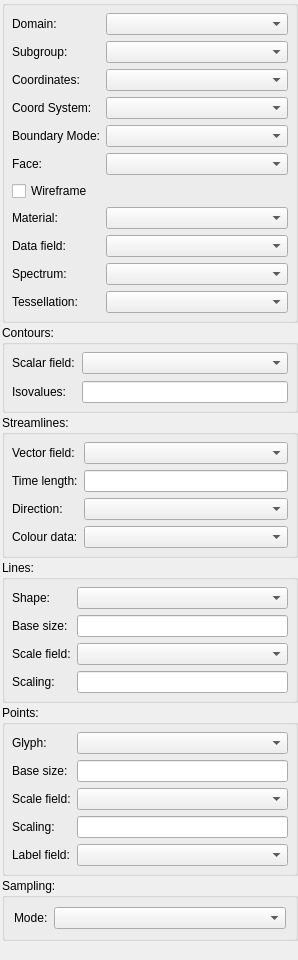
The window that res/designer/graphicseditorwidget.ui (hsorby/cmlibs.widgets) describes before a commit, drawn with Qt 5.
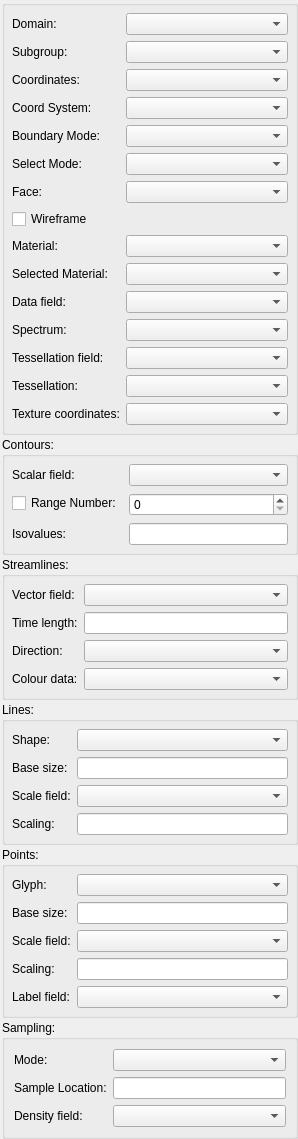
The same window after the commit. Custom widgets are drawn as their Qt base class.

Commit message: Update graphic editor widget

The edit to the form file:
```diff
--- a/res/designer/graphicseditorwidget.ui
+++ b/res/designer/graphicseditorwidget.ui
@@ -10,7 +10,7 @@
     <x>0</x>
     <y>0</y>
     <width>298</width>
-    <height>960</height>
+    <height>1010</height>
    </rect>
   </property>
   <property name="sizePolicy">
@@ -111,14 +111,14 @@
       <item row="6" column="1">
        <widget class="EnumerationChooserWidget" name="boundarymode_chooser"/>
       </item>
-      <item row="7" column="0">
+      <item row="8" column="0">
        <widget class="QLabel" name="face_label">
         <property name="text">
          <string>Face:</string>
         </property>
        </widget>
       </item>
-      <item row="7" column="1">
+      <item row="8" column="1">
        <widget class="EnumerationChooserWidget" name="face_enumeration_chooser">
         <property name="sizePolicy">
          <sizepolicy hsizetype="Preferred" vsizetype="Preferred">
@@ -128,28 +128,38 @@
         </property>
        </widget>
       </item>
-      <item row="9" column="0">
+      <item row="10" column="0">
        <widget class="QLabel" name="material_label">
         <property name="text">
          <string>Material:</string>
         </property>
        </widget>
       </item>
-      <item row="9" column="1">
+      <item row="10" column="1">
        <widget class="MaterialChooserWidget" name="material_chooser">
         <property name="sizeAdjustPolicy">
          <enum>QComboBox::AdjustToContents</enum>
         </property>
        </widget>
       </item>
-      <item row="12" column="0">
+      <item row="11" column="0">
+       <widget class="QLabel" name="material_label">
+        <property name="text">
+         <string>Selected Material:</string>
+        </property>
+       </widget>
+      </item>
+      <item row="11" column="1">
+       <widget class="MaterialChooserWidget" name="selected_material_chooser"/>
+      </item>
+      <item row="13" column="0">
        <widget class="QLabel" name="data_field_label">
         <property name="text">
          <string>Data field:</string>
         </property>
        </widget>
       </item>
-      <item row="12" column="1">
+      <item row="13" column="1">
        <widget class="FieldChooserWidget" name="data_field_chooser">
         <property name="editable">
          <bool>false</bool>
@@ -159,27 +169,27 @@
         </property>
        </widget>
       </item>
-      <item row="13" column="0">
+      <item row="14" column="0">
        <widget class="QLabel" name="spectrum_label">
         <property name="text">
          <string>Spectrum:</string>
         </property>
        </widget>
       </item>
-      <item row="13" column="1">
+      <item row="14" column="1">
        <widget class="SpectrumChooserWidget" name="spectrum_chooser"/>
       </item>
-      <item row="8" column="0">
+      <item row="9" column="0">
        <widget class="QCheckBox" name="wireframe_checkbox">
         <property name="text">
          <string>Wireframe</string>
         </property>
        </widget>
       </item>
-      <item row="14" column="1">
+      <item row="16" column="1">
        <widget class="TessellationChooserWidget" name="tessellation_chooser"/>
       </item>
-      <item row="14" column="0">
+      <item row="16" column="0">
        <widget class="QLabel" name="tessellation_label">
         <property name="text">
          <string>Tessellation:</string>
@@ -206,6 +216,36 @@
       <item row="2" column="1">
        <widget class="EnumerationChooserWidget" name="domain_enum_chooser"/>
       </item>
+      <item row="15" column="0">
+       <widget class="QLabel" name="tessellation_field_label">
+        <property name="text">
+         <string>Tessellation field:</string>
+        </property>
+       </widget>
+      </item>
+      <item row="15" column="1">
+       <widget class="FieldChooserWidget" name="tessellation_field_chooser"/>
+      </item>
+      <item row="17" column="0">
+       <widget class="QLabel" name="texture_coordinates_label">
+        <property name="text">
+         <string>Texture coordinates:</string>
+        </property>
+       </widget>
+      </item>
+      <item row="17" column="1">
+       <widget class="FieldChooserWidget" name="texture_coordinates_chooser"/>
+      </item>
+      <item row="7" column="0">
+       <widget class="QLabel" name="select_mode_label">
+        <property name="text">
+         <string>Select Mode:</string>
+        </property>
+       </widget>
+      </item>
+      <item row="7" column="1">
+       <widget class="EnumerationChooserWidget" name="select_mode_enum_chooser"/>
+      </item>
      </layout>
     </widget>
    </item>
@@ -245,7 +285,7 @@
       <property name="bottomMargin">
        <number>7</number>
       </property>
-      <item row="1" column="1">
+      <item row="3" column="1">
        <widget class="QLineEdit" name="isovalues_lineedit"/>
       </item>
       <item row="0" column="0">
@@ -262,13 +302,23 @@
         </property>
        </widget>
       </item>
-      <item row="1" column="0">
+      <item row="3" column="0">
        <widget class="QLabel" name="isovalues_label">
         <property name="text">
          <string>Isovalues:</string>
         </property>
        </widget>
       </item>
+      <item row="1" column="0">
+       <widget class="QCheckBox" name="range_isovalues_checkBox">
+        <property name="text">
+         <string>Range Number:</string>
+        </property>
+       </widget>
+      </item>
+      <item row="1" column="1">
+       <widget class="QSpinBox" name="range_number_spinBox"/>
+      </item>
      </layout>
     </widget>
    </item>
@@ -525,6 +575,26 @@
       <item row="0" column="1">
        <widget class="EnumerationChooserWidget" name="sampling_mode_chooser"/>
       </item>
+      <item row="1" column="0">
+       <widget class="QLabel" name="sample_location_label">
+        <property name="text">
+         <string>Sample Location:</string>
+        </property>
+       </widget>
+      </item>
+      <item row="1" column="1">
+       <widget class="QLineEdit" name="sample_location_lineedit"/>
+      </item>
+      <item row="2" column="0">
+       <widget class="QLabel" name="density_field_label">
+        <property name="text">
+         <string>Density field:</string>
+        </property>
+       </widget>
+      </item>
+      <item row="2" column="1">
+       <widget class="FieldChooserWidget" name="density_field_chooser"/>
+      </item>
      </layout>
     </widget>
    </item>
```
Left out of the diff: 80 changed lines with no effect on the pictures. The commit also changes 2 other files.
